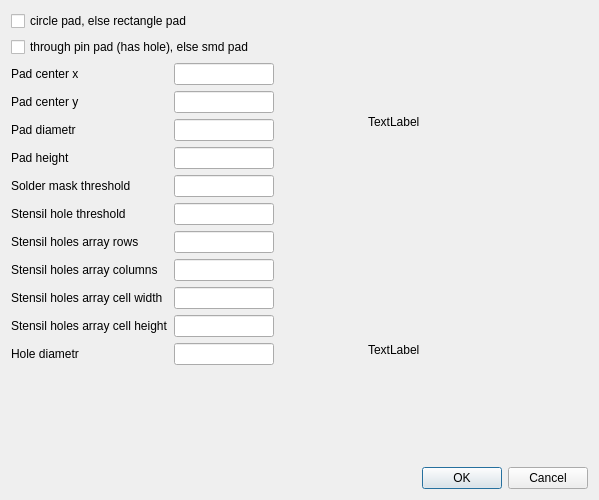
usiksan/SaliCAD, file windows/SdDPadMaster.ui: the form before one commit.
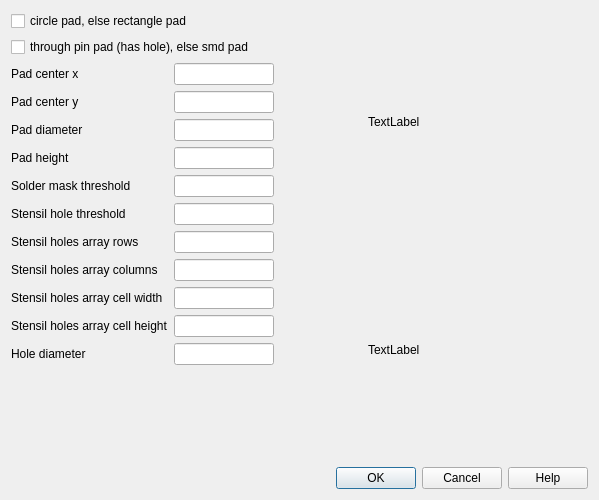
The form after the commit.

Commit message: Redesign help dialog. Align help by right side of parent dialog. Append to help dialog navigation. Append help for NetUnion and Options dialogs.

```diff
--- a/windows/SdDPadMaster.ui
+++ b/windows/SdDPadMaster.ui
@@ -71,7 +71,7 @@
          <item row="2" column="0">
           <widget class="QLabel" name="mPadDiametrTitle">
            <property name="text">
-            <string>Pad diametr</string>
+            <string>Pad diameter</string>
            </property>
           </widget>
          </item>
@@ -207,7 +207,7 @@
          <item row="10" column="0">
           <widget class="QLabel" name="label_12">
            <property name="text">
-            <string>Hole diametr</string>
+            <string>Hole diameter</string>
            </property>
           </widget>
          </item>
@@ -257,7 +257,7 @@
       <enum>Qt::Horizontal</enum>
      </property>
      <property name="standardButtons">
-      <set>QDialogButtonBox::Cancel|QDialogButtonBox::Ok</set>
+      <set>QDialogButtonBox::Cancel|QDialogButtonBox::Help|QDialogButtonBox::Ok</set>
      </property>
     </widget>
    </item>
```
Left out of the diff: 45 changed lines with no effect on the pictures. The commit also changes 11 other files.
